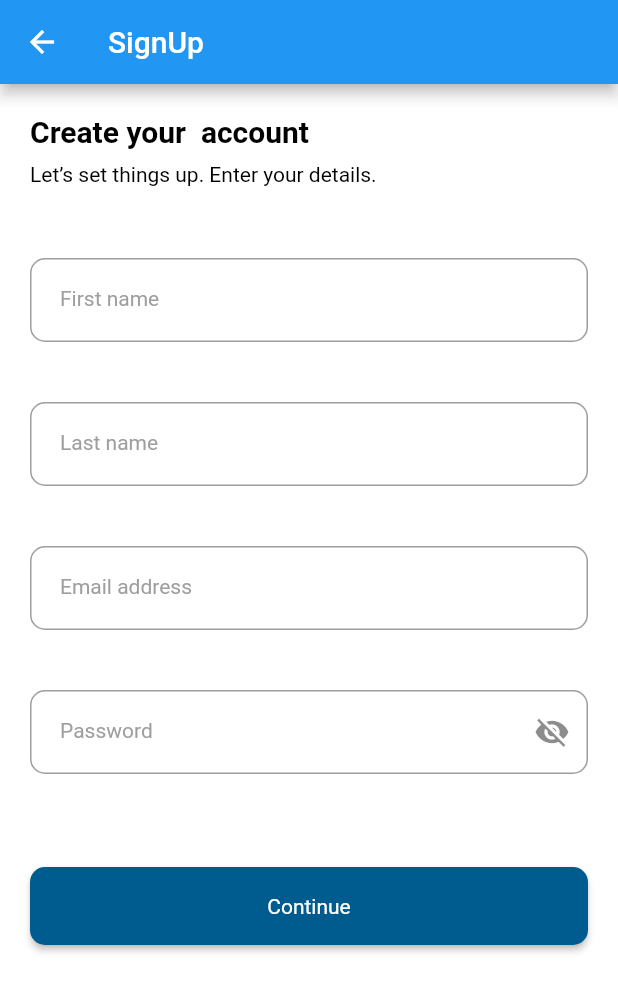
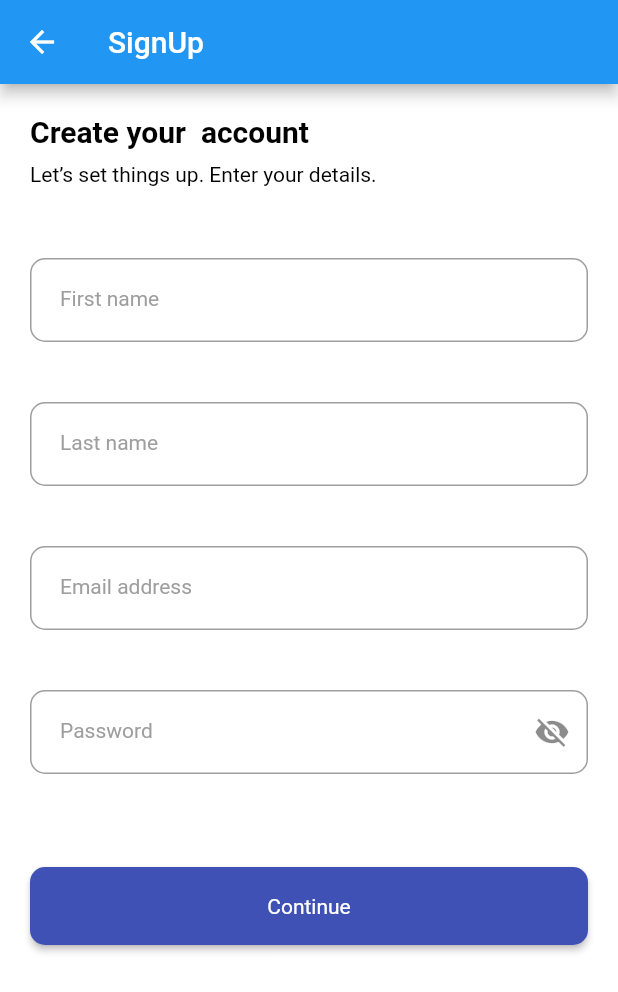
Before and after one commit to cyiboy/alarm-app, a Flutter app: the screen it shows after launch, after a tap on "Signup", on a phone screen of 412 x 824 dp. Shown: the top 992 px of the screen. Run offline on Flutter 3.47's test engine with Material 2 defaults, Android fonts, the light colour scheme and no system bars; our stand-ins replace cloud_firestore, dot_navigation_bar, firebase_auth, firebase_core, flutter_local_notifications, get and 2 more; missing offline and left inert: android_alarm_manager_plus; accounts and stored records are empty.

Commit message:
new changes

```diff
--- a/lib/screen/auth/login_screen.dart
+++ b/lib/screen/auth/login_screen.dart
@@ -44,7 +44,8 @@ class _LoginScreenState extends State<LoginScreen> {
     return Scaffold(
       backgroundColor: Colors.white,
       body:
-   Form(
+   SingleChildScrollView(
+     child: Form(
           key: _key,
           child: Container(
             child: Padding(
@@ -145,6 +146,7 @@ class _LoginScreenState extends State<LoginScreen> {
             ),
           ),
         ),
+   ),
 
     bottomSheet: Container(
       height: 100,
--- a/lib/screen/auth/signup_screen.dart
+++ b/lib/screen/auth/signup_screen.dart
@@ -30,7 +30,8 @@ class _SignUpScreenState extends State<SignUpScreen> {
       ),
       backgroundColor: Colors.white,
       body:
-          Form(
+          SingleChildScrollView(
+            child: Form(
               key: _key,
               child: Container(
                 child: Padding(
@@ -110,7 +111,8 @@ class _SignUpScreenState extends State<SignUpScreen> {
                     ],
                   ),
                 ),
-            ),));
+              ),),
+          ));
   }
   createUser() async {
     setState(() {
--- a/lib/screen/auth/splash_screen.dart
+++ b/lib/screen/auth/splash_screen.dart
@@ -38,10 +38,8 @@ class _SplashState extends State<Splash> {
     return Scaffold(
       body: Center(
         child: Container(
-            child: FlutterLogo(
-              size: 100,
-            )),
+            child:  Image.asset('assets/img/logo.png', width: 100, height: 100,)
       ),
-    );
+    ));
   }
 }
--- a/lib/screen/blog/feed_item.dart
+++ b/lib/screen/blog/feed_item.dart
@@ -28,9 +28,9 @@ padding: EdgeInsets.all(10),
           children: [
             ListTile(
 
-              leading: FlutterLogo(size: 30,),
+              leading: Image.asset('assets/img/logo.png', width: 30, height: 30,),
               title:  Text(
-                'Admin',
+                'Medring+',
 
                 style: TextStyle(
                     fontSize: 15, fontWeight: FontWeight.w600, color: Colors.black),
--- a/lib/screen/home/create_plan.dart
+++ b/lib/screen/home/create_plan.dart
@@ -137,7 +137,9 @@ class _CreatePlanState extends State<CreatePlan> {
         body: Padding(
           padding: EdgeInsets.all(15),
           child: SingleChildScrollView(
-            child: Column(children: [
+            child: Column(
+              crossAxisAlignment: CrossAxisAlignment.start,
+                children: [
               Space.Y(20),
               Input(
                 label: 'Name of Medicine',
@@ -165,6 +167,7 @@ class _CreatePlanState extends State<CreatePlan> {
                 'Select Time',
                 style: TextStyle(fontWeight: FontWeight.w600, fontSize: 20),
               ),
+                  Space.Y(10),
               for (var element in time)
                 Padding(
                   padding: const EdgeInsets.all(8.0),
--- a/lib/widget/botton.dart
+++ b/lib/widget/botton.dart
@@ -16,7 +16,7 @@ class Press extends StatelessWidget {
       {this.onPressed,
         this.loading = false,
         this.foreground = Colors.white,
-        this.background = const Color(0xFF005C8E)});
+        this.background =   Colors.indigo});
 
   Press.dark(this.title, {this.onPressed, this.loading = false})
       : background = const Color(0xFF4B9FDD),
--- a/lib/widget/input.dart
+++ b/lib/widget/input.dart
@@ -58,7 +58,7 @@ class _InputState extends State<Input> {
           ? TextInputType.emailAddress
           : widget.type == InputType.number
           ? TextInputType.number
-          : TextInputType.datetime,
+          : TextInputType.text,
       inputFormatters: widget.type == InputType.number
           ? [FilteringTextInputFormatter.digitsOnly]
           : [],
```
Also changed, not shown: pubspec.yaml (+12 -2 lines), assets/img/logo.png (added), pubspec.lock, 27 other files. Lines whose indentation alone changed are shown as unchanged.
